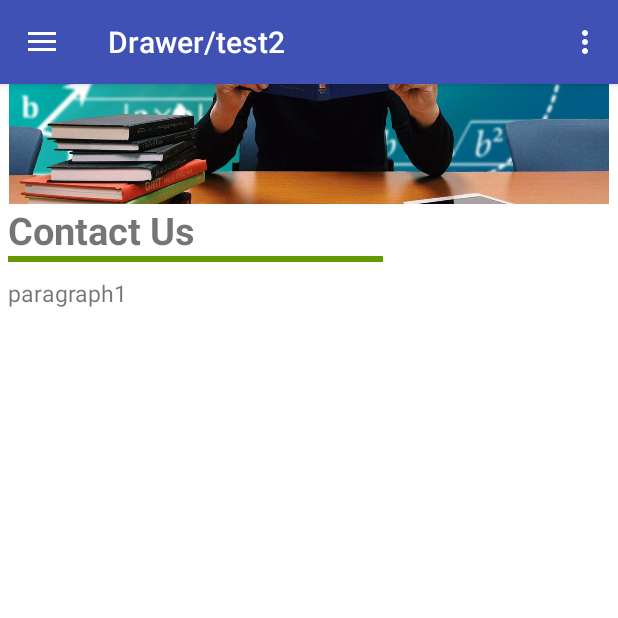
After one commit to EliGwz/MscCs-App, an Android app: the fragment FragmentContact placed in its activity, on a phone screen of 412 x 824 dp, the top half of it. The commit adds this screen. Run offline under Robolectric (Android 15) with nearby library versions, the phone set to English and light mode, and no system bars; network calls fail.

Commit message:
update design docs

```diff
--- a/Drawertest2/app/src/main/AndroidManifest.xml
+++ b/Drawertest2/app/src/main/AndroidManifest.xml
@@ -19,7 +19,7 @@
             <intent-filter>
                 <action android:name="android.intent.action.MAIN" />
 
-                <category android:name="android.intent.category.LAUNCHER" />
+        <!--        <category android:name="android.intent.category.LAUNCHER" />  -->
             </intent-filter>
         </activity>
         <activity android:name=".StarterAnimation">
--- /dev/null
+++ b/Drawertest2/app/src/main/java/hk/hku/cs/drawertest2/FragmentContact.java
@@ -0,0 +1,54 @@
+package hk.hku.cs.drawertest2;
+
+import android.os.AsyncTask;
+import android.os.Bundle;
+import android.support.annotation.NonNull;
+import android.support.annotation.Nullable;
+import android.support.v4.app.Fragment;
+import android.view.LayoutInflater;
+import android.view.View;
+import android.view.ViewGroup;
+import android.widget.TextView;
+
+import org.jsoup.Jsoup;
+import org.jsoup.nodes.Document;
+import org.jsoup.nodes.Element;
+
+import java.io.IOException;
+
+public class FragmentContact extends Fragment {
+
+    private TextView tp1;
+
+    @Nullable
+    @Override
+    public View onCreateView(@NonNull LayoutInflater inflater, @Nullable ViewGroup container, @Nullable Bundle savedInstanceState) {
+        View view = inflater.inflate(R.layout.fragment_contact,container,false);
+
+        String stringUrl = "https://www.msc-cs.hku.hk/";
+        tp1 = (TextView) view.findViewById(R.id.contact_p1);
+
+        //new DownloadWebpageTask().execute(stringUrl);
+        return view;
+    }
+
+    private class DownloadWebpageTask extends AsyncTask<String, Void, Document> {
+        @Override
+        protected Document doInBackground(String... urls) {
+            String url = urls[0];
+            Document doc = null;
+            try{
+                doc = Jsoup.connect(url).get();
+            } catch (IOException e){
+                e.printStackTrace();
+            }
+            return doc;
+        }
+        @Override
+        protected void onPostExecute(Document doc){
+            // do something
+        }
+
+    }
+
+}
--- a/Drawertest2/app/src/main/java/hk/hku/cs/drawertest2/MainActivity.java
+++ b/Drawertest2/app/src/main/java/hk/hku/cs/drawertest2/MainActivity.java
@@ -254,7 +254,7 @@ public class MainActivity extends AppCompatActivity
         } else if (id == R.id.nav_regulation) {
             getSupportFragmentManager().beginTransaction().replace(R.id.fragment_container, new FragmentRegulation()).commit();
         } else if (id == R.id.nav_contact){
-            // do something
+            getSupportFragmentManager().beginTransaction().replace(R.id.fragment_container, new FragmentContact()).commit();
         }
 
         DrawerLayout drawer = (DrawerLayout) findViewById(R.id.drawer_layout);
--- /dev/null
+++ b/Drawertest2/app/src/main/res/layout/fragment_contact.xml
@@ -0,0 +1,53 @@
+<?xml version="1.0" encoding="utf-8"?>
+<ScrollView
+    xmlns:android="http://schemas.android.com/apk/res/android"
+    android:layout_width="fill_parent"
+    android:layout_height="fill_parent"
+    android:background="@android:color/white">
+
+    <LinearLayout
+        android:orientation="vertical"
+        android:layout_width="match_parent"
+        android:layout_height="match_parent">
+
+        <LinearLayout
+            android:orientation="vertical"
+            android:layout_width="match_parent"
+            android:layout_height="match_parent">
+            <ImageView
+                android:layout_width="match_parent"
+                android:layout_height="80dip"
+                android:src="@drawable/application"/>
+        </LinearLayout>
+
+
+        <LinearLayout
+            android:orientation="vertical"
+            android:layout_width="match_parent"
+            android:layout_height="match_parent"
+            android:layout_marginLeft="@dimen/body_margin_left"
+            android:layout_marginRight="@dimen/body_margin_right">
+            <TextView
+                android:id="@+id/contact"
+                android:layout_width="wrap_content"
+                android:layout_height="wrap_content"
+                android:text="Contact Us"
+                android:textSize="@dimen/fragment_h1_text"
+                android:textStyle="bold"/>
+            <View
+                android:layout_width="250dp"
+                android:layout_height="4dp"
+                android:layout_marginBottom="10dp"
+                android:background="@android:color/holo_green_dark" />
+
+            <TextView
+                android:id="@+id/contact_p1"
+                android:layout_width="wrap_content"
+                android:layout_height="wrap_content"
+                android:text="paragraph1"
+                android:textSize="@dimen/paragraph_text"/>
+        </LinearLayout>
+
+
+    </LinearLayout>
+</ScrollView>
```
Also changed, not shown: 7 other files.
